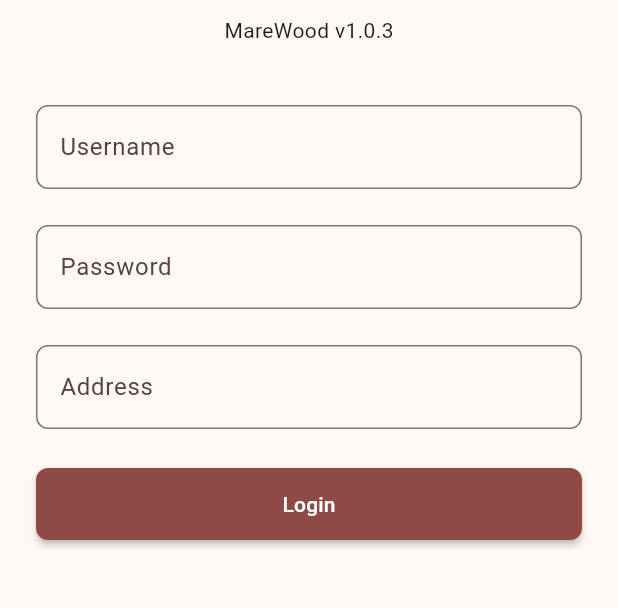
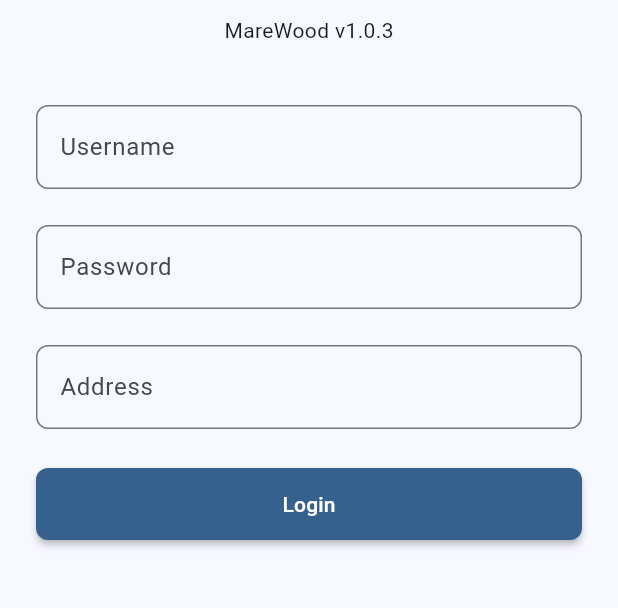
Before and after one commit to xusenlin/marewoodClient, a Flutter app: the screen it shows after launch, after a tap on "Please log in", on a phone screen of 412 x 824 dp, the part 432-1040 px from its top. Run offline on Flutter 3.47's test engine with Material 3 defaults, Android fonts, the light colour scheme and no system bars; our stand-ins replace shared_preferences, webview_flutter.

Commit message:
将主题使用Provider来管理，并且一些必要的初始化工作移动到Provider类里

```diff
--- a/lib/main.dart
+++ b/lib/main.dart
@@ -1,4 +1,5 @@
 import 'package:flutter/material.dart';
+import 'package:marewood_client/stores/themeProvider.dart';
 import 'package:marewood_client/stores/userProvider.dart';
 import 'package:provider/provider.dart';
 import './config/app.dart';
@@ -18,27 +19,38 @@ class App extends StatelessWidget {
     return MultiProvider(
       providers: [
         ChangeNotifierProvider(create: (context) => UserProvider()),
+        ChangeNotifierProvider(create: (context) => ThemeProvider()),
       ],
-      child: MaterialApp(
-        title: appName,
-        theme: ThemeData(
-          colorScheme: ColorScheme.fromSeed(seedColor: Colors.redAccent),
-          // scaffoldBackgroundColor:const Color.fromARGB(255, 250, 250, 250),
-          // appBarTheme:const AppBarTheme(
-          //   backgroundColor: Colors.white,
-          // ),
-          // // bottomSheetTheme: const BottomSheetThemeData(
-          // //     backgroundColor: Colors.white
-          // // ),
-          //   primaryColor: Colors.black,
-          // useMaterial3: true,
-          // bottomNavigationBarTheme: BottomNavigationBarThemeData(
-          //   backgroundColor: Colors.white,
-          // )
-        ),
-        initialRoute: Routes.home,
-        routes: Routes.getRoutes(),
+      child: Consumer<ThemeProvider>(
+        builder: (context, themeProvider, child) {
+          return MaterialApp(
+            title: appName,
+            theme: themeProvider.themeData,
+            initialRoute: Routes.home,
+            routes: Routes.getRoutes(),
+          );
+        },
       ),
+      // child: MaterialApp(
+      //   title: appName,
+      //   theme: ThemeData(
+      //     colorScheme: ColorScheme.fromSeed(seedColor: Colors.redAccent),
+      //     // scaffoldBackgroundColor:const Color.fromARGB(255, 250, 250, 250),
+      //     // appBarTheme:const AppBarTheme(
+      //     //   backgroundColor: Colors.white,
+      //     // ),
+      //     // // bottomSheetTheme: const BottomSheetThemeData(
+      //     // //     backgroundColor: Colors.white
+      //     // // ),
+      //     //   primaryColor: Colors.black,
+      //     // useMaterial3: true,
+      //     // bottomNavigationBarTheme: BottomNavigationBarThemeData(
+      //     //   backgroundColor: Colors.white,
+      //     // )
+      //   ),
+      //   initialRoute: Routes.home,
+      //   routes: Routes.getRoutes(),
+      // ),
     );
   }
 }
--- a/lib/pages/home/main.dart
+++ b/lib/pages/home/main.dart
@@ -1,15 +1,11 @@
 import 'dart:core';
-
 import 'package:marewood_client/stores/userProvider.dart';
 import 'package:provider/provider.dart';
-import 'package:marewood_client/stores/user.dart';
-
 import '../../routes.dart';
 import 'users/main.dart';
 import 'repo/main.dart';
 import 'task/main.dart';
 import 'package:flutter/material.dart';
-
 import './bottomNavBar.dart';
 import './drawer/main.dart';
 
@@ -45,11 +41,6 @@ class _HomePageState extends State<Home> {
     var userProvider = Provider.of<UserProvider>(context);
     var user = userProvider.user;
 
-    UserStore.getUser().then((u){
-      if(u==null)return;
-      userProvider.setUser(u);
-    });
-
     return Scaffold(
       appBar: AppBar(
         title: Text(_tabName[_selectedIndex]),
--- /dev/null
+++ b/lib/stores/themeProvider.dart
@@ -0,0 +1,17 @@
+import 'package:flutter/material.dart';
+
+class ThemeProvider extends ChangeNotifier {
+  ThemeData _themeData;
+
+  ThemeProvider() : _themeData = ThemeData(
+    colorScheme: ColorScheme.fromSeed(seedColor: Colors.blue),
+    useMaterial3: true,
+  );
+
+  ThemeData get themeData => _themeData;
+
+  void setTheme(ThemeData themeData) {
+    _themeData = themeData;
+    notifyListeners();
+  }
+}
--- a/lib/stores/userProvider.dart
+++ b/lib/stores/userProvider.dart
@@ -1,10 +1,23 @@
 import 'package:flutter/material.dart';
 import 'package:marewood_client/models/user.dart';
+import 'package:marewood_client/stores/user.dart';
 
 class UserProvider extends ChangeNotifier {
   User ? _user;
 
   User? get user => _user;
+
+  UserProvider() {
+    _initializeUser();
+  }
+
+  Future<void> _initializeUser() async {
+    User? u = await UserStore.getUser();
+    if (u != null) {
+      _user = u;
+      notifyListeners();
+    }
+  }
 
   void setUser(User user) {
     _user = user;
```
